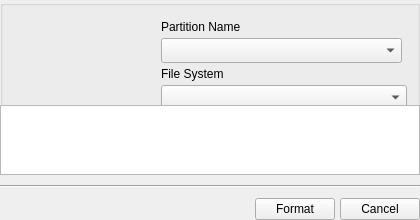
First picture: the form in playground/intern/quick-format/src/ui/quickformat.ui, repository pars-linux/uludag, before the edit.
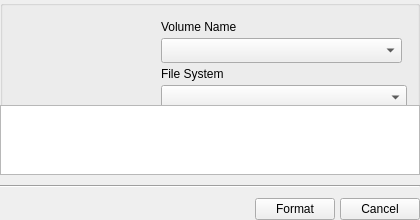
Second picture: the form after the edit. Icons and pictures are not drawn.

Diff of the .ui file:
```diff
--- a/playground/intern/quick-format/src/ui/quickformat.ui
+++ b/playground/intern/quick-format/src/ui/quickformat.ui
@@ -134,7 +134,7 @@
            </font>
           </property>
           <property name="text">
-           <string>Partition Name</string>
+           <string>Volume Name</string>
           </property>
          </widget>
         </item>
```
Left out of the diff: 2 changed lines with no effect on the pictures.
